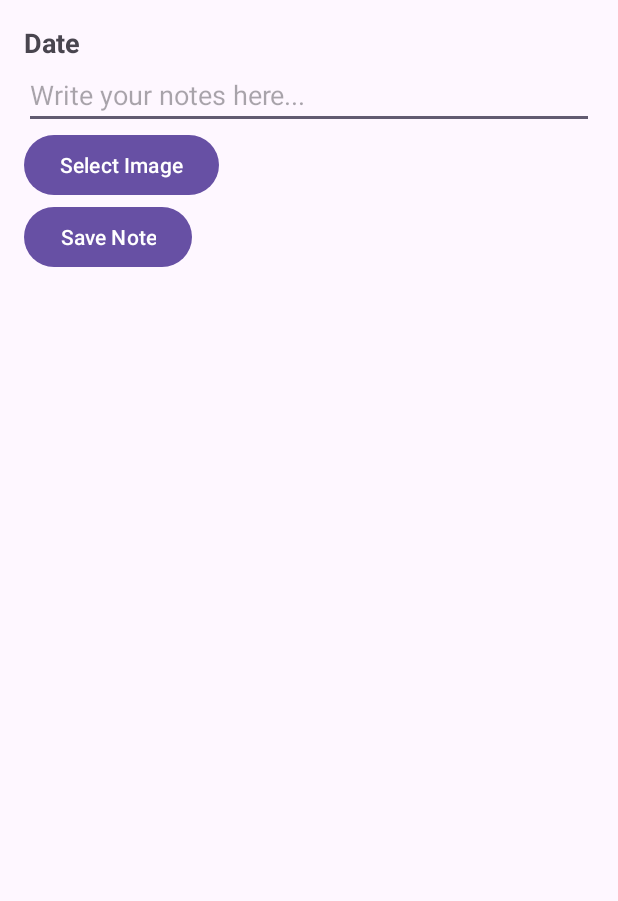
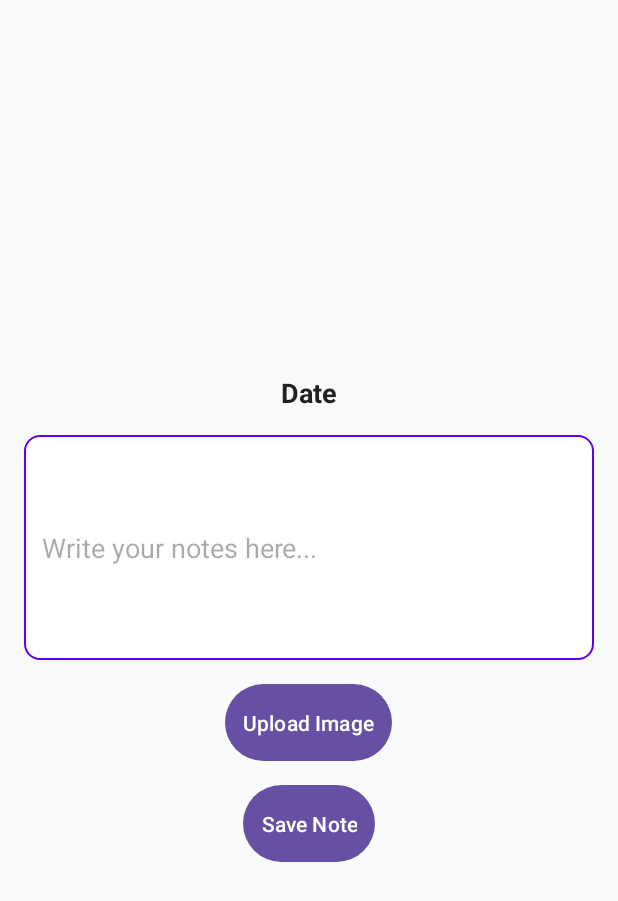
Before and after one commit to Abhi-Reddi/Personal-Diary-App-Android, an Android app: the NoteActivity screen opened directly, with no data from a screen before it, on a phone screen of 412 x 824 dp. Shown: the top 901 px of the screen. Run offline under Robolectric (Android 15) with nearby library versions, the phone set to English and light mode, and no system bars; our stand-ins replace Firebase (no records; nobody signed in at launch, a user with empty details on screens opened directly).

Commit message:
made some changes in note and main activity

```diff
--- a/DiaryNotes/app/src/main/java/com/example/diarynotes/MainActivity.java
+++ b/DiaryNotes/app/src/main/java/com/example/diarynotes/MainActivity.java
@@ -33,7 +33,6 @@ public class MainActivity extends AppCompatActivity {
                         new DatePickerDialog.OnDateSetListener() {
                             @Override
                             public void onDateSet(DatePicker view, int selectedYear, int selectedMonth, int selectedDay) {
-                                // The selected date (month + 1 because it's 0-indexed)
                                 String selectedDate = selectedDay + "/" + (selectedMonth + 1) + "/" + selectedYear;
 
                                 Intent intent = new Intent(MainActivity.this, NoteActivity.class);
--- a/DiaryNotes/app/src/main/java/com/example/diarynotes/SplashActivity.java
+++ b/DiaryNotes/app/src/main/java/com/example/diarynotes/SplashActivity.java
@@ -14,8 +14,6 @@ import com.example.diarynotes.LoginActivity;
 
 public class SplashActivity extends AppCompatActivity {
 
-
-    //added splash activity with delay 3 seconds,
     @Override
     protected void onCreate(Bundle savedInstanceState) {
         super.onCreate(savedInstanceState);
--- /dev/null
+++ b/DiaryNotes/app/src/main/res/drawable/rounded_button.xml
@@ -0,0 +1,5 @@
+<shape xmlns:android="http://schemas.android.com/apk/res/android"
+    android:shape="rectangle">
+    <corners android:radius="30dp"/>
+    <solid android:color="#6200EE"/> <!-- Change this to your desired color -->
+</shape>
--- /dev/null
+++ b/DiaryNotes/app/src/main/res/drawable/rounded_edittext.xml
@@ -0,0 +1,6 @@
+<shape xmlns:android="http://schemas.android.com/apk/res/android"
+    android:shape="rectangle">
+    <corners android:radius="10dp"/>
+    <solid android:color="#FFFFFF"/>
+    <stroke android:color="#6200EE" android:width="1dp" />
+</shape>
--- a/DiaryNotes/app/src/main/res/layout/activity_note.xml
+++ b/DiaryNotes/app/src/main/res/layout/activity_note.xml
@@ -2,9 +2,10 @@
     android:layout_width="match_parent"
     android:layout_height="match_parent"
     android:orientation="vertical"
-    android:padding="16dp">
+    android:padding="16dp"
+    android:gravity="center"
+    android:background="@color/light">
 
-    <!-- Other elements -->
 
     <TextView
         android:id="@+id/noteDateTextView"
@@ -12,29 +13,49 @@
         android:layout_height="wrap_content"
         android:text="Date"
         android:textSize="18sp"
-        android:textStyle="bold" />
+        android:textStyle="bold"
+        android:textColor="@color/textColorPrimary"
+        android:layout_marginBottom="16dp" />
+
 
     <EditText
         android:id="@+id/noteEditText"
         android:layout_width="match_parent"
         android:layout_height="wrap_content"
-        android:hint="Write your notes here..." />
+        android:hint="Write your notes here..."
+        android:padding="12dp"
+        android:background="@drawable/rounded_edittext"
+        android:textColor="@color/textColorPrimary"
+        android:layout_marginBottom="16dp"
+        android:minHeight="150dp"/>
+
 
     <Button
         android:id="@+id/selectImageButton"
         android:layout_width="wrap_content"
         android:layout_height="wrap_content"
-        android:text="Select Image" />
+        android:text="Upload Image"
+        android:textColor="#FFFFFF"
+        android:background="@drawable/rounded_button"
+        android:padding="12dp"
+        android:layout_marginBottom="16dp" />
+
 
     <ImageView
         android:id="@+id/noteImageView"
         android:layout_width="match_parent"
         android:layout_height="200dp"
-        android:visibility="gone" />
+        android:visibility="gone"
+        android:scaleType="centerCrop"
+        android:layout_marginBottom="16dp" />
+
 
     <Button
         android:id="@+id/saveNoteButton"
         android:layout_width="wrap_content"
         android:layout_height="wrap_content"
-        android:text="Save Note" />
+        android:text="Save Note"
+        android:textColor="#FFFFFF"
+        android:background="@drawable/rounded_button"
+        android:padding="12dp" />
 </LinearLayout>
--- a/DiaryNotes/app/src/main/res/values/colors.xml
+++ b/DiaryNotes/app/src/main/res/values/colors.xml
@@ -4,4 +4,7 @@
     <color name="white">#FFFFFFFF</color>
     <color name="colorAccent">#009688</color>
     <color name="grey">#C2C0B5</color>
+    <color name="light">#F9FAFB</color>
+    <color name="textColorPrimary">#212121</color>
+
 </resources>
```
Also changed, not shown: DiaryNotes/app/src/main/java/com/example/diarynotes/NoteActivity.java (+5 -6 lines), DiaryNotes/app/src/main/res/layout/activity_main.xml (+9 -5 lines).
